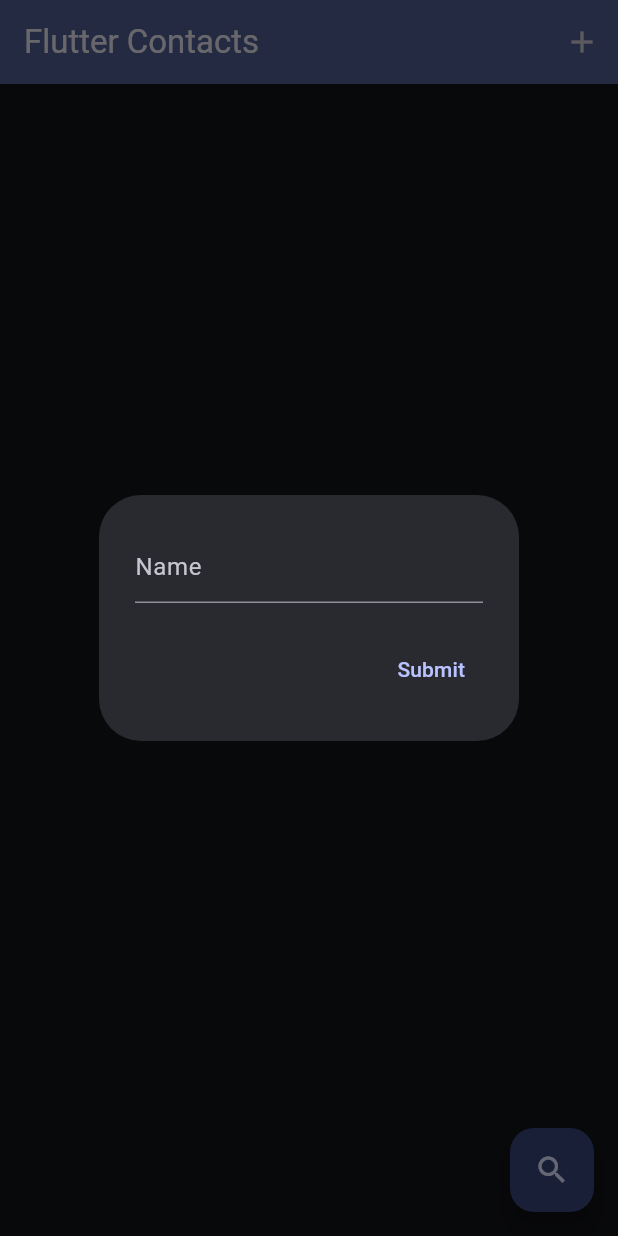
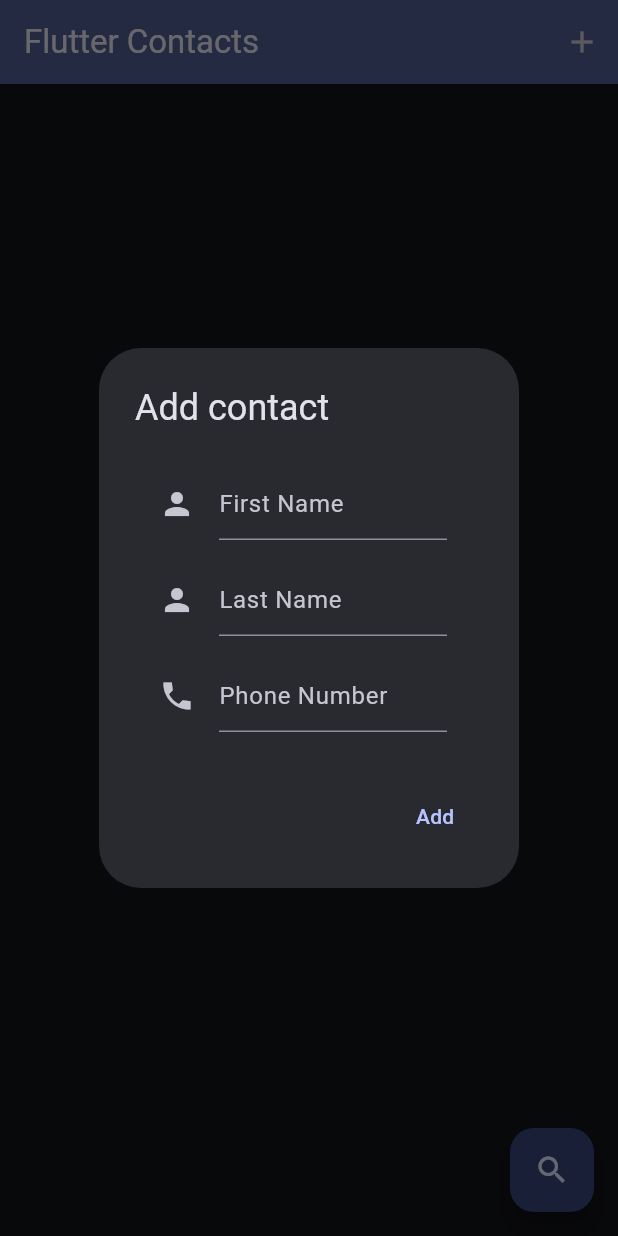
Before and after one commit to OperationRecon/flutter_contacts, a Flutter app: the screen it shows after launch, after a tap on the "add" icon, on a phone screen of 412 x 824 dp. Run offline on Flutter 3.47's test engine with Material 2 defaults, Android fonts, the phone set to English and light mode, and no system bars; our stand-ins replace flutter_contacts, focus_detector.

Commit message:
made adding and deleting contacts work almost perfectly
Changed a lot about the app

```diff
--- a/code/lib/add_contacts.dart
+++ b/code/lib/add_contacts.dart
@@ -1,4 +1,4 @@
-import 'package:code/widgets/main_app_bar.dart';
+import 'widgets/main_app_bar.dart';
 import 'package:flutter/material.dart';
 
 class AddContactPage extends StatefulWidget {
--- /dev/null
+++ b/code/lib/home_page.dart
@@ -0,0 +1,143 @@
+import 'package:code/main.dart';
+import 'package:code/search_page.dart';
+import 'package:code/widgets/contact_list_entry.dart';
+import 'package:flutter/material.dart';
+import 'package:flutter_contacts/flutter_contacts.dart';
+import 'package:focus_detector/focus_detector.dart';
+
+class MyHomePage extends StatefulWidget {
+  final String title;
+
+  const MyHomePage({super.key, required this.title});
+
+  @override
+  State<MyHomePage> createState() => _MyHomePageState();
+}
+
+class _MyHomePageState extends State<MyHomePage> {
+  bool boot = true;
+  @override
+  Widget build(BuildContext context) {
+    // This method is rerun every time setState is called, for instance as done
+
+    //load contact list
+    if (boot) {
+      loadContacts();
+      boot = !boot;
+    }
+
+    return FocusDetector(
+      onFocusGained: () {
+        boot = !boot;
+        setState(() {});
+      },
+      child: Scaffold(
+        appBar: AppBar(
+          backgroundColor: Theme.of(context).colorScheme.inversePrimary,
+          title: Text(widget.title),
+          actions: [
+            IconButton(
+              onPressed: () => showAddContact(context),
+              icon: const Icon(Icons.add),
+            )
+          ],
+        ),
+        body: Center(
+          // Center is a layout widget. It takes a single child and positions it
+          // in the middle of the parent.
+          child: ListView.builder(
+            // listView to Show the list of Contacts
+            itemCount: contacts.length,
+            itemBuilder: (context, index) => ContactListEntry(
+              contactData: contacts[index],
+            ),
+          ),
+        ),
+        floatingActionButton: FloatingActionButton(
+          onPressed: () => Navigator.push(
+            context,
+            MaterialPageRoute(
+              builder: (context) => const SearchPage(),
+            ),
+          ),
+          tooltip: 'search',
+          child: const Icon(Icons.search_outlined),
+        ),
+      ),
+    );
+  }
+
+  void loadContacts() async {
+    // Request contact permission
+    if (await FlutterContacts.requestPermission()) {
+      // Get all contacts
+      contacts = await FlutterContacts.getContacts(
+        withThumbnail: true,
+      );
+      setState(() {});
+    }
+  }
+
+  showAddContact(parentContext) {
+    Contact newContact = Contact();
+    return showDialog(
+      context: parentContext,
+      builder: (dialogContext) => AlertDialog(
+        title: const Text('Add contact'),
+        actions: [
+          TextButton(
+            onPressed: () {
+              // Only allow the user to add a contact if they entered one of the following
+              if (newContact.name.first != '' ||
+                  newContact.name.last != '' ||
+                  newContact.name.nickname != '') {
+                FlutterContacts.insertContact(newContact);
+                boot = !boot;
+                setState(
+                  () {},
+                );
+              }
+              Navigator.pop(dialogContext, true);
+            },
+            child: const Text('Add'),
+          ),
+        ],
+        content: Column(
+          mainAxisSize: MainAxisSize.min,
+          children: [
+            ListTile(
+              leading: const Icon(Icons.person),
+              title: TextField(
+                decoration: const InputDecoration(hintText: 'First Name'),
+                keyboardType: TextInputType.name,
+                onChanged: (String firstName) {
+                  newContact.name.first = firstName;
+                },
+              ),
+            ),
+            ListTile(
+              leading: const Icon(Icons.person),
+              title: TextField(
+                decoration: const InputDecoration(hintText: 'Last Name'),
+                keyboardType: TextInputType.name,
+                onChanged: (String lastName) {
+                  newContact.name.last = lastName;
+                },
+              ),
+            ),
+            ListTile(
+              leading: const Icon(Icons.phone_sharp),
+              title: TextField(
+                decoration: const InputDecoration(hintText: 'Phone Number'),
+                keyboardType: TextInputType.phone,
+                onChanged: (String phoneNumber) {
+                  newContact.phones[0] = Phone(phoneNumber);
+                },
+              ),
+            ),
+          ],
+        ),
+      ),
+    );
+  }
+}
--- a/code/lib/main.dart
+++ b/code/lib/main.dart
@@ -1,15 +1,12 @@
-import 'package:code/widgets/contact_list_entry.dart';
-import 'package:code/widgets/main_app_bar.dart';
+import 'package:code/home_page.dart';
 import 'package:flutter/material.dart';
 import 'package:flutter_contacts/flutter_contacts.dart';
-
-import 'search_page.dart';
-
-List<Contact> contacts = [];
 
 void main() {
   runApp(const MyApp());
 }
+
+List<Contact> contacts = [];
 
 class MyApp extends StatelessWidget {
   const MyApp({super.key});
@@ -31,70 +28,3 @@ class MyApp extends StatelessWidget {
     );
   }
 }
-
-class MyHomePage extends StatefulWidget {
-  // This widget is the home page of your application. It is stateful, meaning
-  // that it has a State object (defined below) that contains fields that affect
-  // how it looks.
-
-  // This class is the configuration for the state. It holds the values (in this
-  // case the title) provided by the parent (in this case the App widget) and
-  // used by the build method of the State. Fields in a Widget subclass are
-  // always marked "final".
-
-  final String title;
-
-  const MyHomePage({super.key, required this.title});
-
-  @override
-  State<MyHomePage> createState() => _MyHomePageState();
-}
-
-class _MyHomePageState extends State<MyHomePage> {
-  bool boot = true;
-
-  void loadContacts() async {
-    // Request contact permission
-    if (await FlutterContacts.requestPermission()) {
-      // Get all contacts
-      contacts = await FlutterContacts.getContacts(
-        withThumbnail: true,
-      );
-      setState(() {});
-    }
-  }
-
-  @override
-  Widget build(BuildContext context) {
-    // This method is rerun every time setState is called, for instance as done
-
-    // load contact list
-    if (boot) {
-      loadContacts();
-      boot = !boot;
-    }
-
-    return Scaffold(
-      appBar: MainAppBar(widgetName: widget.title),
-      body: Center(
-        // Center is a layout widget. It takes a single child and positions it
-        // in the middle of the parent.
-
-        child: ListView.builder(
-          // listView to Show the list of Contacts
-          itemCount: contacts.length,
-          itemBuilder: (context, index) =>
-              ContactListEntry(contactData: contacts[index]),
-        ),
-      ),
-      floatingActionButton: FloatingActionButton(
-        onPressed: () => Navigator.push(
-          context,
-          MaterialPageRoute(builder: (context) => const SearchPage()),
-        ),
-        tooltip: 'search',
-        child: const Icon(Icons.search_outlined),
-      ),
-    );
-  }
-}
--- a/code/lib/search_page.dart
+++ b/code/lib/search_page.dart
@@ -57,8 +57,9 @@ class _SearchPageState extends State<SearchPage> {
           // listView to Show the list of Contacts
           itemCount: searchResults.length,
           itemBuilder: (context, index) => ContactListEntry(
-              contactData: contacts.firstWhere(
-                  (element) => element.displayName == searchResults[index])),
+            contactData: contacts.firstWhere(
+                (element) => element.displayName == searchResults[index]),
+          ),
         ),
       ),
     );
--- /dev/null
+++ b/code/lib/widgets/add_contact_dialog.dart
@@ -0,0 +1,61 @@
+import 'package:flutter/material.dart';
+import 'package:flutter_contacts/flutter_contacts.dart';
+
+showAddContact(parentContext) {
+  Contact newContact = Contact();
+  return showDialog(
+    context: parentContext,
+    builder: (dialogContext) => AlertDialog(
+      title: const Text('Add contact'),
+      actions: [
+        TextButton(
+          onPressed: () {
+            // Only allow the user to add a contact if they entered one of the following
+            if (newContact.name.first != '' ||
+                newContact.name.last != '' ||
+                newContact.name.nickname != '') {
+              FlutterContacts.insertContact(newContact);
+            }
+            Navigator.pop(dialogContext, true);
+          },
+          child: const Text('Add'),
+        ),
+      ],
+      content: Column(
+        mainAxisSize: MainAxisSize.min,
+        children: [
+          ListTile(
+            leading: const Icon(Icons.person),
+            title: TextField(
+              decoration: const InputDecoration(hintText: 'First Name'),
+              keyboardType: TextInputType.name,
+              onChanged: (String firstName) {
+                newContact.name.first = firstName;
+              },
+            ),
+          ),
+          ListTile(
+            leading: const Icon(Icons.person),
+            title: TextField(
+              decoration: const InputDecoration(hintText: 'Last Name'),
+              keyboardType: TextInputType.name,
+              onChanged: (String lastName) {
+                newContact.name.last = lastName;
+              },
+            ),
+          ),
+          ListTile(
+            leading: const Icon(Icons.phone_sharp),
+            title: TextField(
+              decoration: const InputDecoration(hintText: 'Phone Number'),
+              keyboardType: TextInputType.phone,
+              onChanged: (String phoneNumber) {
+                newContact.phones[0] = Phone(phoneNumber);
+              },
+            ),
+          ),
+        ],
+      ),
+    ),
+  );
+}
--- a/code/lib/widgets/main_app_bar.dart
+++ b/code/lib/widgets/main_app_bar.dart
@@ -1,3 +1,4 @@
+import 'package:code/widgets/add_contact_dialog.dart';
 import 'package:flutter/material.dart';
 
 class MainAppBar extends StatelessWidget implements PreferredSizeWidget {
@@ -13,27 +14,12 @@ class MainAppBar extends StatelessWidget implements PreferredSizeWidget {
 
   @override
   Widget build(BuildContext context) {
-    showAddContactPopup() => showDialog(
-          context: context,
-          builder: (context) => AlertDialog(
-            title: TextField(
-              decoration: InputDecoration(hintText: 'Name'),
-            ),
-            actions: [
-              TextButton(
-                onPressed: () {},
-                child: Text('Submit'),
-              ),
-            ],
-          ),
-        );
-
     return AppBar(
       backgroundColor: Theme.of(context).colorScheme.inversePrimary,
       title: Text(widgetName),
       actions: [
         IconButton(
-          onPressed: () => showAddContactPopup(),
+          onPressed: () => showAddContact(context),
           icon: const Icon(Icons.add),
         )
       ],
--- a/code/pubspec.yaml
+++ b/code/pubspec.yaml
@@ -33,6 +33,8 @@ dependencies:
   flutter_contacts: ^1.1.7+1
   # For Making phoecalls
   url_launcher: ^6.1.14
+  # To update the main page after deletign a contact
+  focus_detector: ^2.0.1
 
 dev_dependencies:
   flutter_test:
```
Also changed, not shown: code/lib/widgets/contact_list_entry.dart (+18 -12 lines), code/lib/widgets/contact_overlay.dart (+18 -40 lines), code/pubspec.lock.
